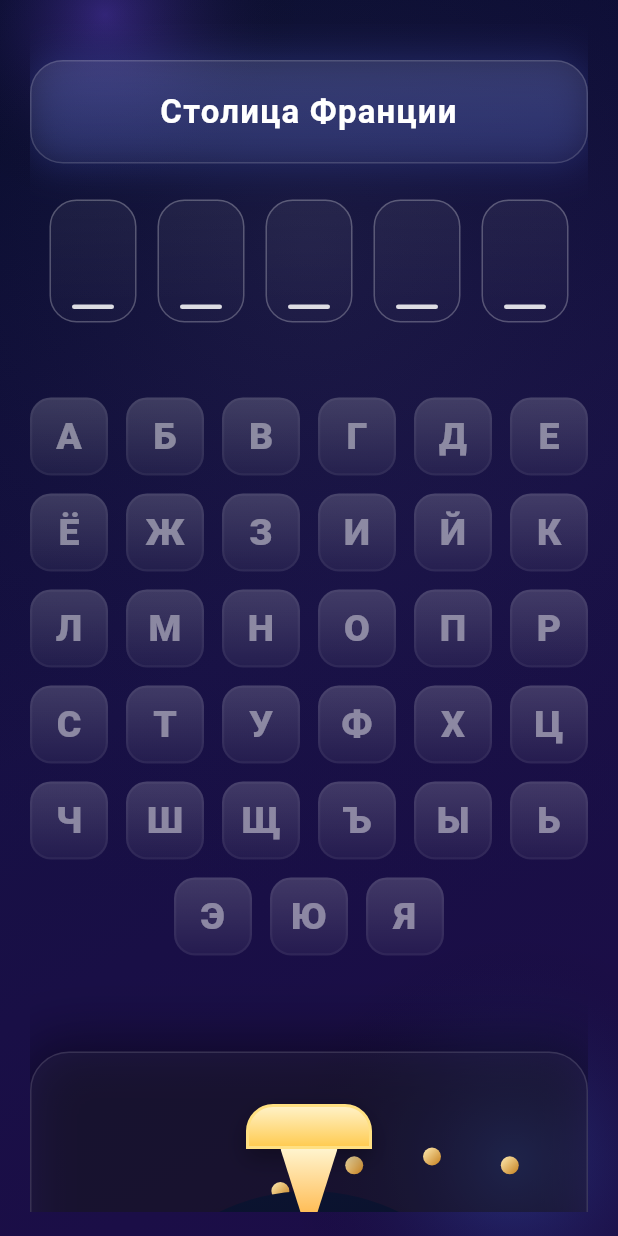
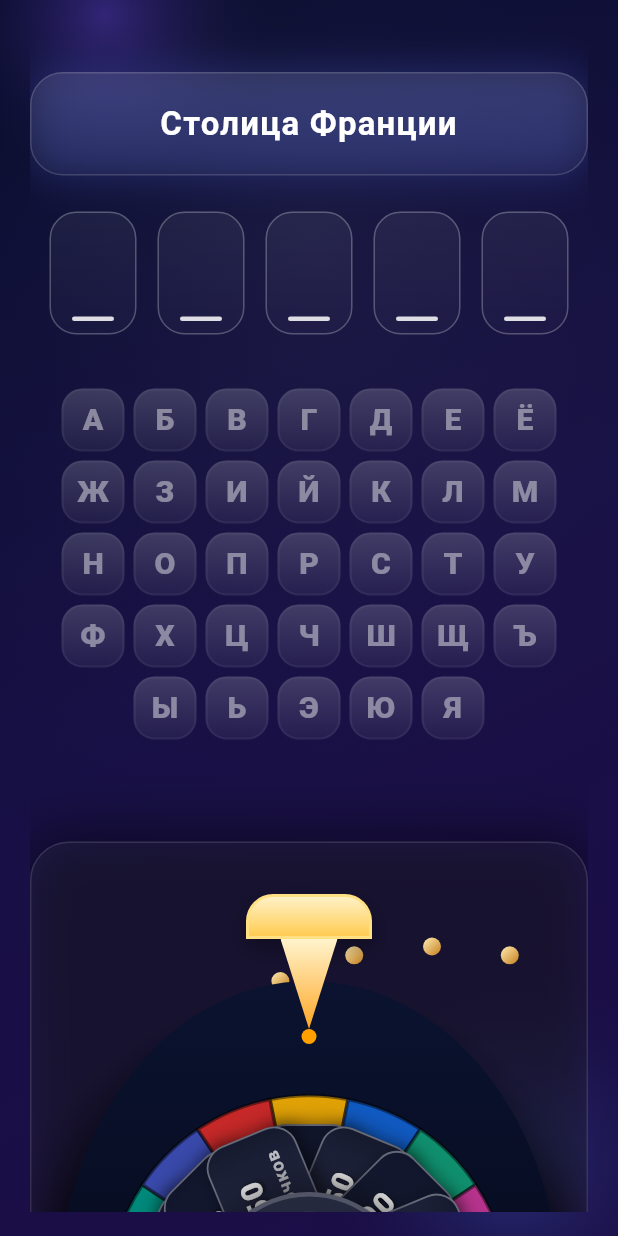
Before and after one commit to ToperGG228/moderator, a Flutter app: the screen it shows after launch, on a phone screen of 412 x 824 dp. Run offline on Flutter 3.47's test engine with Material 3 defaults, Android fonts, the phone set to English and light mode, and no system bars; drawn by our look-alikes of flutter_fortune_wheel.

Commit message:
Adjust layout per new UI spec

```diff
--- a/lib/main.dart
+++ b/lib/main.dart
@@ -748,13 +748,22 @@ class _GameScreenState extends State<GameScreen> {
     );
   }
 
-  Widget _buildWheelAndTeams({required bool isWide}) {
-    final Widget wheelColumn = _buildWheelSection(wheelSize: isWide ? 520 : 420);
+  Widget _buildWheelAndTeams({
+    required bool isWide,
+    required double maxWidth,
+  }) {
+    final double wheelSize = isWide
+        ? (maxWidth * 0.45).clamp(520, 720)
+        : 420;
+    final Widget wheelColumn = SizedBox(
+      width: wheelSize,
+      child: _buildWheelSection(wheelSize: wheelSize),
+    );
     final Widget wheel = isWide
         ? Align(
             alignment: Alignment.topLeft,
             child: Padding(
-              padding: const EdgeInsets.only(top: 120),
+              padding: const EdgeInsets.only(top: 60),
               child: wheelColumn,
             ),
           )
@@ -774,19 +783,25 @@ class _GameScreenState extends State<GameScreen> {
       );
     }
 
-    return Row(
+    return Padding(
+      padding: const EdgeInsets.only(top: 12),
+      child: Row(
         crossAxisAlignment: CrossAxisAlignment.start,
         children: <Widget>[
-        Expanded(
+          Flexible(
             flex: 3,
             child: wheel,
           ),
-        const SizedBox(width: 32),
-        SizedBox(
-          width: 320,
+          const SizedBox(width: 36),
+          Padding(
+            padding: const EdgeInsets.only(top: 26),
+            child: SizedBox(
+              width: 270,
               child: _buildTeamColumn(),
             ),
+          ),
         ],
+      ),
     );
   }
 
@@ -801,11 +816,16 @@ class _GameScreenState extends State<GameScreen> {
             child: LayoutBuilder(
               builder: (BuildContext context, BoxConstraints constraints) {
                 final bool isWide = constraints.maxWidth >= 1100;
-                final Widget keyboard = LetterKeyboard(
+                final Widget keyboard = Center(
+                  child: ConstrainedBox(
+                    constraints: const BoxConstraints(maxWidth: 640),
+                    child: LetterKeyboard(
                       letters: _letters,
                       disabledLetters: _engine.usedLetters,
                       isEnabled: _canGuessLetter && !_engine.isGameFinished,
                       onLetterPressed: _onLetterPressed,
+                    ),
+                  ),
                 );
 
                 if (!isWide) {
@@ -814,12 +834,15 @@ class _GameScreenState extends State<GameScreen> {
                     child: Column(
                       crossAxisAlignment: CrossAxisAlignment.stretch,
                       children: <Widget>[
-                        const SizedBox(height: 24),
+                        const SizedBox(height: 32),
                         _buildQuestionBlock(),
-                        const SizedBox(height: 50),
+                        const SizedBox(height: 36),
                         keyboard,
-                        const SizedBox(height: 40),
-                        _buildWheelAndTeams(isWide: false),
+                        const SizedBox(height: 44),
+                        _buildWheelAndTeams(
+                          isWide: false,
+                          maxWidth: constraints.maxWidth,
+                        ),
                       ],
                     ),
                   );
@@ -828,13 +851,16 @@ class _GameScreenState extends State<GameScreen> {
                 return Column(
                   crossAxisAlignment: CrossAxisAlignment.stretch,
                   children: <Widget>[
-                    const SizedBox(height: 24),
+                    const SizedBox(height: 40),
                     _buildQuestionBlock(),
-                    const SizedBox(height: 60),
+                    const SizedBox(height: 32),
                     keyboard,
-                    const SizedBox(height: 50),
+                    const SizedBox(height: 56),
                     Expanded(
-                      child: _buildWheelAndTeams(isWide: true),
+                      child: _buildWheelAndTeams(
+                        isWide: true,
+                        maxWidth: constraints.maxWidth,
+                      ),
                     ),
                   ],
                 );
--- a/lib/widgets/letter_keyboard.dart
+++ b/lib/widgets/letter_keyboard.dart
@@ -20,11 +20,18 @@ class LetterKeyboard extends StatelessWidget {
     return LayoutBuilder(
       builder: (BuildContext context, BoxConstraints constraints) {
         final double maxWidth = constraints.maxWidth;
-        final double tileSize = maxWidth < 520 ? 52 : 58;
+        final double tileSize;
+        if (maxWidth < 420) {
+          tileSize = 42;
+        } else if (maxWidth < 560) {
+          tileSize = 46;
+        } else {
+          tileSize = 50;
+        }
         return Wrap(
           alignment: WrapAlignment.center,
-          spacing: 12,
-          runSpacing: 12,
+          spacing: 6,
+          runSpacing: 6,
           children: letters.map((String letter) {
             final bool isDisabled = disabledLetters.contains(letter) || !isEnabled;
             return _LetterTile(
--- a/lib/widgets/team_panel.dart
+++ b/lib/widgets/team_panel.dart
@@ -37,8 +37,8 @@ class TeamPanel extends StatelessWidget {
           ];
 
     return Container(
-      height: 110,
-      padding: const EdgeInsets.all(12),
+      height: 100,
+      padding: const EdgeInsets.all(10),
       decoration: BoxDecoration(
         borderRadius: BorderRadius.circular(16),
         border: Border.all(color: borderColor, width: isActive ? 2 : 1.2),
@@ -52,8 +52,8 @@ class TeamPanel extends StatelessWidget {
             child: ClipRRect(
               borderRadius: BorderRadius.circular(12),
               child: Container(
-                width: 86,
-                height: 86,
+                width: 78,
+                height: 78,
                 decoration: BoxDecoration(
                   border: Border.all(color: Colors.white24, width: 1.2),
                   borderRadius: BorderRadius.circular(12),
```
Lines whose indentation alone changed are shown as unchanged.
